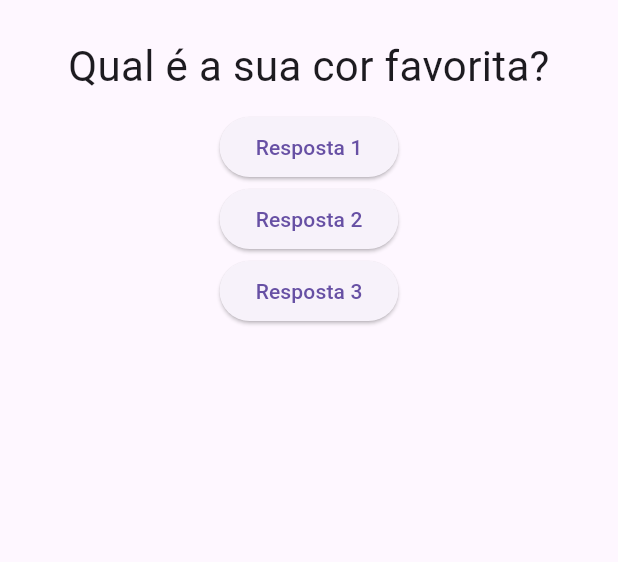
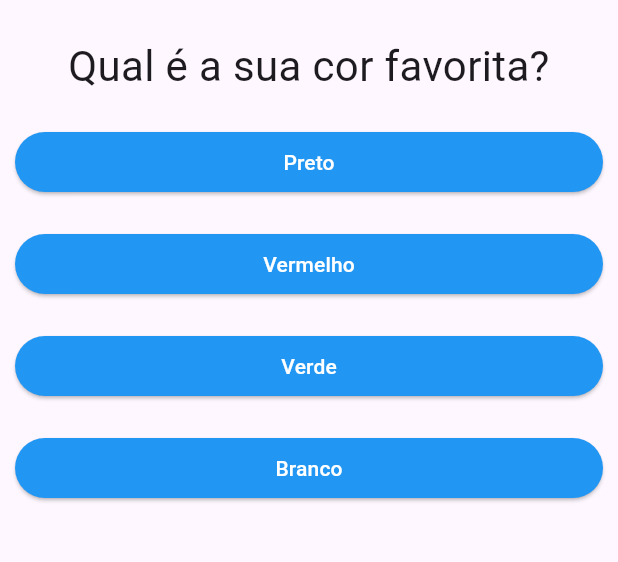
Before and after one commit to oJaciel/App-Perguntas, a Flutter app: the screen it shows after launch, on a phone screen of 412 x 824 dp, the part 63-625 px from its top. Run offline on Flutter 3.47's test engine with Material 3 defaults, Android fonts, the phone set to English and light mode, and no system bars.

Commit message:
Componente Resposta

```diff
--- a/lib/main.dart
+++ b/lib/main.dart
@@ -1,8 +1,8 @@
 import 'package:flutter/material.dart';
 import './questao.dart';
+import './resposta.dart';
 
 main() => runApp(PerguntaApp());
-
 
 class PerguntaApp extends StatefulWidget {
   @override
@@ -16,15 +16,29 @@ class _PerguntaAppState extends State<PerguntaApp> {
     setState(() {
       _perguntaSelecionada++;
     });
-    print('Pergunta respondida!');
   }
 
   @override
   Widget build(BuildContext context) {
-    final List<String> perguntas = [
-      'Qual é a sua cor favorita?',
-      'Qual é o seu animal favorito?'
+    final List<Map<String, Object>> perguntas = [
+      {
+        'texto': 'Qual é a sua cor favorita?',
+        'respostas': ['Preto', 'Vermelho', 'Verde', 'Branco']
+      },
+      {
+        'texto': 'Qual é o seu animal favorito?',
+        'respostas': ['Coelho', 'Cobra', 'Elefante', 'Leão']
+      },
+      {
+        'texto': 'Qual seu instrutor favorito?',
+        'respostas': ['Maria', 'João', 'Leo', 'Pedro']
+      }
     ];
+
+    List<Widget> respostas = [];
+    for (var textResp in perguntas[_perguntaSelecionada].cast()['respostas']) {
+      respostas.add(Resposta(textResp, _responder));
+    }
 
     return MaterialApp(
       home: Scaffold(
@@ -33,10 +47,8 @@ class _PerguntaAppState extends State<PerguntaApp> {
         ),
         body: Column(
           children: [
-            Questao (perguntas[_perguntaSelecionada]),
-            ElevatedButton(onPressed: _responder, child: Text('Resposta 1')),
-            ElevatedButton(onPressed: _responder, child: Text('Resposta 2')),
-            ElevatedButton(onPressed: _responder, child: Text('Resposta 3')),
+            Questao(perguntas[_perguntaSelecionada]['texto'].toString()),
+            ...respostas //Os ... mostram todos os elementos da lista
           ],
         ),
       ),
--- a/lib/questao.dart
+++ b/lib/questao.dart
@@ -4,7 +4,7 @@ class Questao extends StatelessWidget {
 
   final String texto;
 
-  Questao(this.texto);
+  const Questao(this.texto);
 
   @override
   Widget build(BuildContext context) {
--- /dev/null
+++ b/lib/resposta.dart
@@ -0,0 +1,24 @@
+import 'package:flutter/material.dart';
+
+class Resposta extends StatelessWidget {
+  final String texto;
+  final void Function() onSelect;
+
+  const Resposta(this.texto, this.onSelect);
+
+  @override
+  Widget build(BuildContext context) {
+    return Container(
+      margin: EdgeInsets.all(10),
+      width: double.infinity,
+      child: ElevatedButton(
+        style: ElevatedButton.styleFrom(
+          backgroundColor: Colors.blue,
+          foregroundColor: Colors.white,
+        ),
+        onPressed: onSelect,
+        child: Text(texto),
+      ),
+    );
+  }
+}
```
